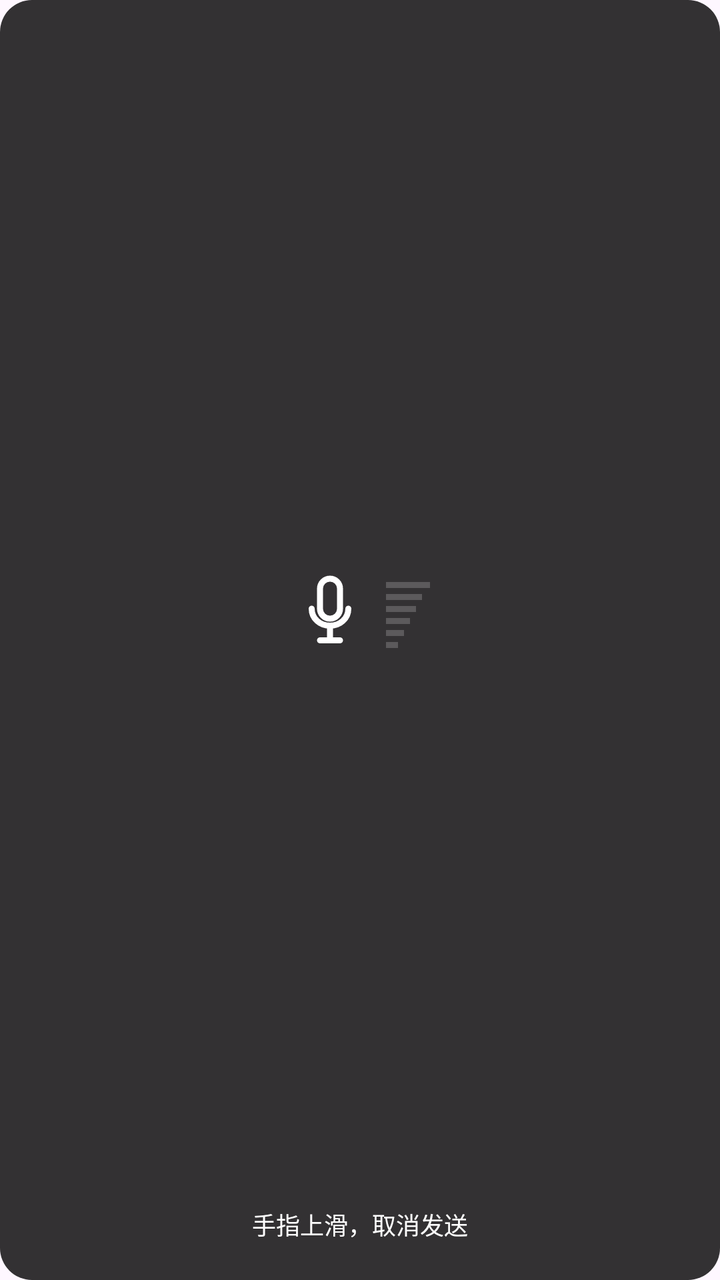
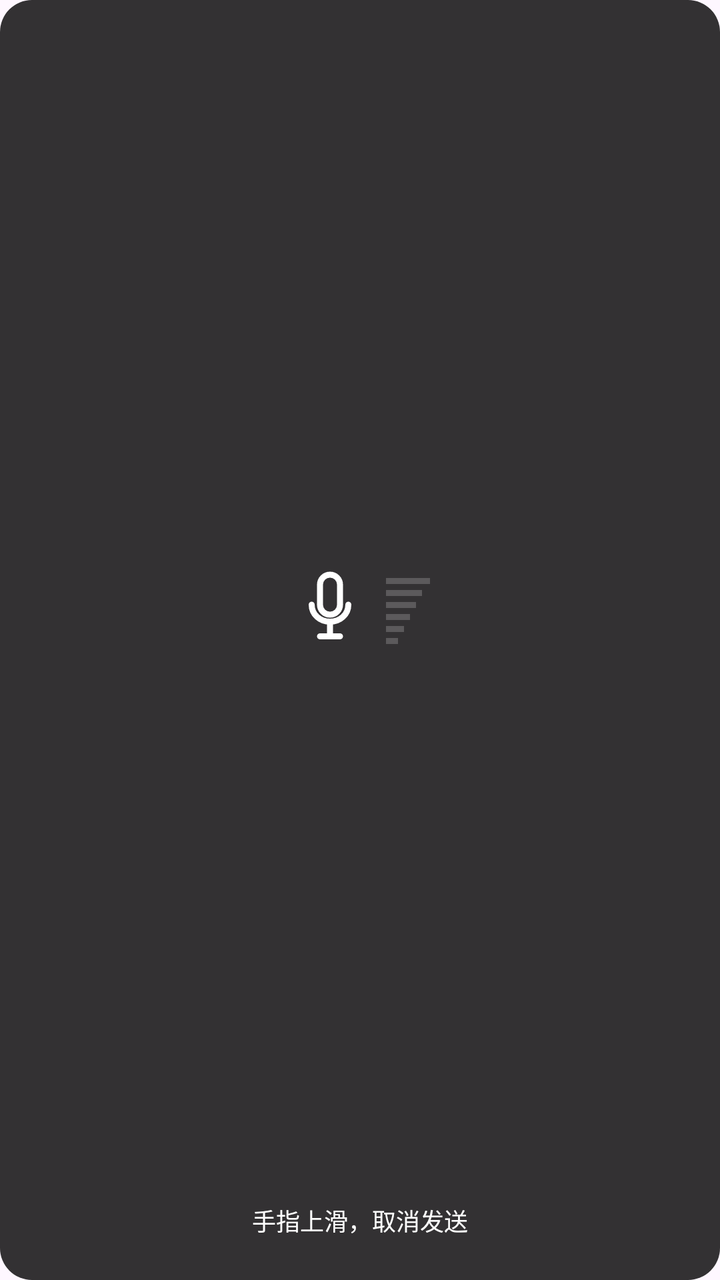

Two renders of the same Android screen: before a commit and after it. Below are the layout's source before the change and the commit's diff.
<!-- AndroidManifest.xml: another module's application theme Theme.KoraIM -->
<!-- res/layout/dialog_voice_record.xml -->
﻿<?xml version="1.0" encoding="utf-8"?>
<LinearLayout xmlns:android="http://schemas.android.com/apk/res/android"
    android:layout_width="150dp"
    android:layout_height="150dp"
    android:background="@drawable/bg_voice_record_dialog"
    android:gravity="center_horizontal"
    android:orientation="vertical"
    android:padding="12dp">

    
    <FrameLayout
        android:layout_width="match_parent"
        android:layout_height="0dp"
        android:layout_weight="1">

        
        <LinearLayout
            android:id="@+id/ll_recording_indicator"
            android:layout_width="wrap_content"
            android:layout_height="wrap_content"
            android:layout_gravity="center"
            android:gravity="center_vertical"
            android:orientation="horizontal">

            <ImageView
                android:id="@+id/iv_record_mic"
                android:layout_width="40dp"
                android:layout_height="40dp"
                android:src="@drawable/ic_voice_mic_white" />

            
            <LinearLayout
                android:id="@+id/ll_volume_bars"
                android:layout_width="22dp"
                android:layout_height="36dp"
                android:layout_marginStart="8dp"
                android:gravity="bottom"
                android:orientation="vertical">

                <View
                    android:id="@+id/v_bar_6"
                    android:layout_width="22dp"
                    android:layout_height="3dp"
                    android:layout_marginBottom="3dp"
                    android:background="#FFFFFF"
                    android:alpha="0.2" />

                <View
                    android:id="@+id/v_bar_5"
                    android:layout_width="18dp"
                    android:layout_height="3dp"
                    android:layout_marginBottom="3dp"
                    android:background="#FFFFFF"
                    android:alpha="0.2" />

                <View
                    android:id="@+id/v_bar_4"
                    android:layout_width="15dp"
                    android:layout_height="3dp"
                    android:layout_marginBottom="3dp"
                    android:background="#FFFFFF"
                    android:alpha="0.2" />

                <View
                    android:id="@+id/v_bar_3"
                    android:layout_width="12dp"
                    android:layout_height="3dp"
                    android:layout_marginBottom="3dp"
                    android:background="#FFFFFF"
                    android:alpha="0.2" />

                <View
                    android:id="@+id/v_bar_2"
                    android:layout_width="9dp"
                    android:layout_height="3dp"
                    android:layout_marginBottom="3dp"
                    android:background="#FFFFFF"
                    android:alpha="0.2" />

                <View
                    android:id="@+id/v_bar_1"
                    android:layout_width="6dp"
                    android:layout_height="3dp"
                    android:background="#FFFFFF"
                    android:alpha="0.2" />
            </LinearLayout>
        </LinearLayout>

        
        <ImageView
            android:id="@+id/iv_record_cancel"
            android:layout_width="44dp"
            android:layout_height="44dp"
            android:layout_gravity="center"
            android:src="@drawable/ic_voice_cancel"
            android:visibility="gone" />

        
        <ImageView
            android:id="@+id/iv_record_warning"
            android:layout_width="44dp"
            android:layout_height="44dp"
            android:layout_gravity="center"
            android:src="@drawable/ic_voice_warning_white"
            android:visibility="gone" />
    </FrameLayout>

    
    <TextView
        android:id="@+id/tv_record_tip"
        android:layout_width="wrap_content"
        android:layout_height="wrap_content"
        android:layout_marginBottom="4dp"
        android:gravity="center"
        android:paddingHorizontal="6dp"
        android:paddingVertical="3dp"
        android:text="手指上滑，取消发送"
        android:textColor="#FFFFFF"
        android:textSize="12sp" />
</LinearLayout>
<!-- resources referenced by this layout -->
<resources>
  <!-- drawable bg_voice_record_dialog (drawable) -->
  ﻿<?xml version="1.0" encoding="utf-8"?>
  <shape xmlns:android="http://schemas.android.com/apk/res/android"
      android:shape="rectangle">
      <solid android:color="#CC000000" />
      <corners android:radius="16dp" />
  </shape>
  <!-- drawable ic_voice_cancel (drawable) -->
  ﻿<vector xmlns:android="http://schemas.android.com/apk/res/android"
      android:width="48dp"
      android:height="48dp"
      android:viewportWidth="24"
      android:viewportHeight="24">
      <path
          android:fillColor="#FA5151"
          android:pathData="M12,2C6.48,2 2,6.48 2,12s4.48,10 10,10 10,-4.48 10,-10S17.52,2 12,2zM13,17h-2v-2h2v2zM13,13h-2V7h2v6z"/>
  </vector>
  <!-- drawable ic_voice_mic_white (drawable) -->
  ﻿<vector xmlns:android="http://schemas.android.com/apk/res/android"
      android:width="48dp"
      android:height="48dp"
      android:viewportWidth="24"
      android:viewportHeight="24">
      <path
          android:strokeColor="#FFFFFF"
          android:strokeWidth="1.8"
          android:strokeLineCap="round"
          android:fillColor="#00000000"
          android:pathData="M12,14 c1.66,0 3,-1.34 3,-3 V5 c0,-1.66 -1.34,-3 -3,-3 s-3,1.34 -3,3 v6 c0,1.66 1.34,3 3,3 z" />
      <path
          android:strokeColor="#FFFFFF"
          android:strokeWidth="1.8"
          android:strokeLineCap="round"
          android:fillColor="#00000000"
          android:pathData="M17.5,11 c0,3 -2.54,5.1 -5.5,5.1 s-5.5,-2.1 -5.5,-5.1" />
      <path
          android:strokeColor="#FFFFFF"
          android:strokeWidth="1.8"
          android:strokeLineCap="round"
          android:pathData="M12,16.5 v4 M9,20.5 h6" />
  </vector>
  <!-- drawable ic_voice_warning_white (drawable) -->
  ﻿<vector xmlns:android="http://schemas.android.com/apk/res/android"
      android:width="48dp"
      android:height="48dp"
      android:viewportWidth="24"
      android:viewportHeight="24">
      <path
          android:fillColor="#FFFFFF"
          android:pathData="M12,2C6.48,2 2,6.48 2,12s4.48,10 10,10 10,-4.48 10,-10S17.52,2 12,2zM13,17h-2v-2h2v2zM13,13h-2V7h2v6z"/>
  </vector>
  <style name="Theme.KoraIM" parent="Base.Theme.KoraIM" />
  <style name="Base.Theme.KoraIM" parent="Theme.Material3.DayNight.NoActionBar">
          <item name="colorPrimary">@color/kora_green</item>
          <item name="colorPrimaryDark">@color/kora_green_dark</item>
          <item name="colorOnPrimary">@color/white</item>
      </style>
  <color name="kora_green">#07C160</color>
  <color name="kora_green_dark">#059A4C</color>
  <color name="white">#FFFFFFFF</color>
</resources>

<!-- the commit's change to res/layout/dialog_voice_record.xml (unified diff, before → after) -->
@@ -89,8 +89,8 @@
         
         <ImageView
             android:id="@+id/iv_record_cancel"
-            android:layout_width="44dp"
-            android:layout_height="44dp"
+            android:layout_width="52dp"
+            android:layout_height="52dp"
             android:layout_gravity="center"
             android:src="@drawable/ic_voice_cancel"
             android:visibility="gone" />
@@ -112,9 +112,11 @@
         android:layout_height="wrap_content"
         android:layout_marginBottom="4dp"
         android:gravity="center"
-        android:paddingHorizontal="6dp"
-        android:paddingVertical="3dp"
+        android:paddingHorizontal="12dp"
+        android:paddingVertical="5dp"
         android:text="手指上滑，取消发送"
         android:textColor="#FFFFFF"
-        android:textSize="12sp" />
+        android:textSize="12sp"
+        android:fontFamily="sans"
+        android:maxLines="1" />
 </LinearLayout>
